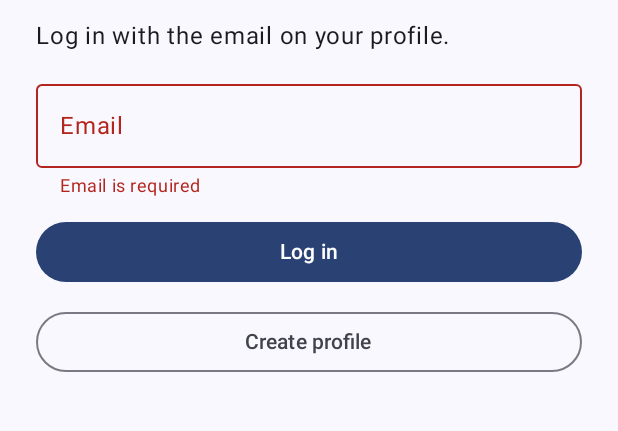
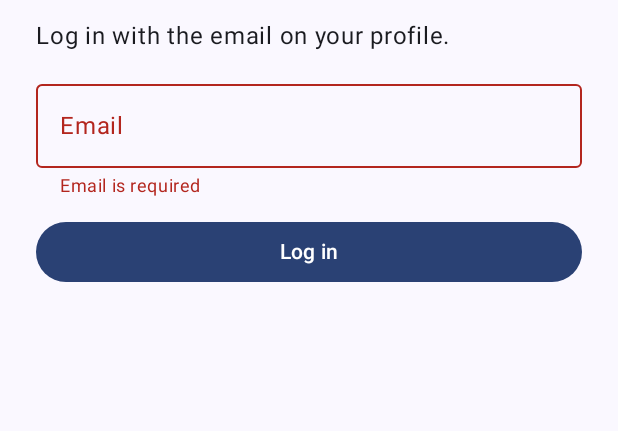
Before and after one commit to r4vnorg/SplitShare, an Android app built with Jetpack Compose: the screen it shows after launch (MainActivity), after a tap on "Log in", on a phone screen of 412 x 824 dp, the part 90-521 px from its top. Run offline under Robolectric (Android 15) with nearby library versions, the phone set to English and light mode, and no system bars; our stand-ins replace Room's generated code.

Commit message:
Login now routes a new user straight to Create Profile (US1/US3) (#10)
The navigation model's decision diamond has two branches: a matching email logs in to Group List, no match goes to Create Profile. The code had drifted from that - the Login screen had a separate, always-visible 'Create profile' button plus a dead-end inline error on a failed login attempt, so the decision never actually drove navigation.

Changes: LoginViewModel.logIn() now takes onLoggedIn and onNewUser callbacks and calls onNewUser() directly when no profile matches, instead of setting a noProfileFound flag. LoginScreen drops the separate Create Profile button and the inline error text, leaving a single Log in action. LoginScreen's public onLoggedIn/onCreateProfile contract is unchanged, so AppNavigation.kt needed no edits.

```diff
--- a/app/src/main/java/com/example/splitshare/ui/screens/LoginScreen.kt
+++ b/app/src/main/java/com/example/splitshare/ui/screens/LoginScreen.kt
@@ -8,7 +8,6 @@ import androidx.compose.foundation.layout.padding
 import androidx.compose.foundation.text.KeyboardOptions
 import androidx.compose.material3.Button
 import androidx.compose.material3.MaterialTheme
-import androidx.compose.material3.OutlinedButton
 import androidx.compose.material3.OutlinedTextField
 import androidx.compose.material3.Text
 import androidx.compose.runtime.Composable
@@ -51,18 +50,11 @@ fun LoginScreen(
             modifier = Modifier.fillMaxWidth(),
         )
 
-        if (uiState.noProfileFound) {
-            Text(
-                text = "No profile found for this email. Create one to continue.",
-                color = MaterialTheme.colorScheme.error,
-            )
-        }
-
-        Button(onClick = { viewModel.logIn(onLoggedIn) }, modifier = Modifier.fillMaxWidth()) {
+        Button(
+            onClick = { viewModel.logIn(onLoggedIn = onLoggedIn, onNewUser = onCreateProfile) },
+            modifier = Modifier.fillMaxWidth(),
+        ) {
             Text("Log in")
-        }
-        OutlinedButton(onClick = onCreateProfile, modifier = Modifier.fillMaxWidth()) {
-            Text("Create profile")
         }
     }
 }
--- a/app/src/main/java/com/example/splitshare/viewmodel/LoginViewModel.kt
+++ b/app/src/main/java/com/example/splitshare/viewmodel/LoginViewModel.kt
@@ -13,20 +13,23 @@ import kotlinx.coroutines.launch
 data class LoginUiState(
     val email: String = "",
     val error: String? = null,
-    val noProfileFound: Boolean = false,
 )
 
-/** S1 Login (US3): mocked login that matches the email of the profile stored on the device. */
+/**
+ * S1 Login (US3): mocked login that matches the email of the profile stored on the device.
+ * Per the navigation model, logging in is the single decision point: a match goes to Group
+ * List, no match goes straight to Create Profile (no separate "Create profile" action).
+ */
 class LoginViewModel(private val profileRepository: ProfileRepository) : ViewModel() {
 
     private val _uiState = MutableStateFlow(LoginUiState())
     val uiState: StateFlow<LoginUiState> = _uiState.asStateFlow()
 
     fun onEmailChange(email: String) {
-        _uiState.update { it.copy(email = email, error = null, noProfileFound = false) }
+        _uiState.update { it.copy(email = email, error = null) }
     }
 
-    fun logIn(onLoggedIn: () -> Unit) {
+    fun logIn(onLoggedIn: () -> Unit, onNewUser: () -> Unit) {
         val email = _uiState.value.email
         val error = ProfileValidator.emailError(email)
         if (error != null) {
@@ -37,7 +40,7 @@ class LoginViewModel(private val profileRepository: ProfileRepository) : ViewMod
             if (profileRepository.findByEmail(email) != null) {
                 onLoggedIn()
             } else {
-                _uiState.update { it.copy(noProfileFound = true) }
+                onNewUser()
             }
         }
     }
```
